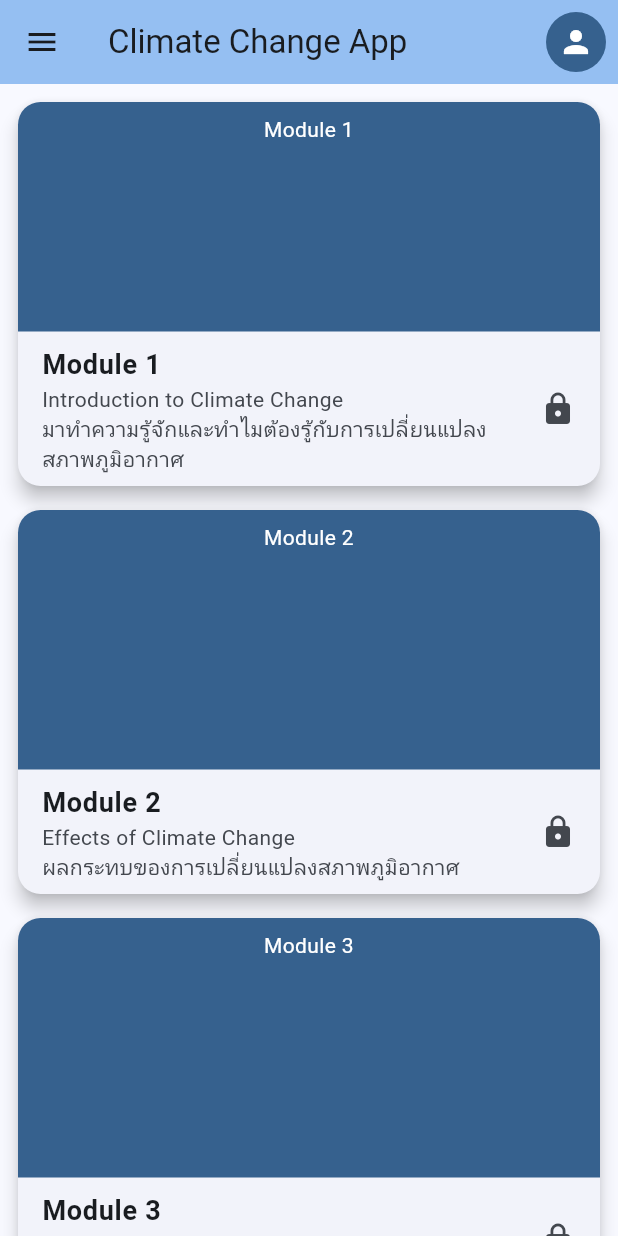
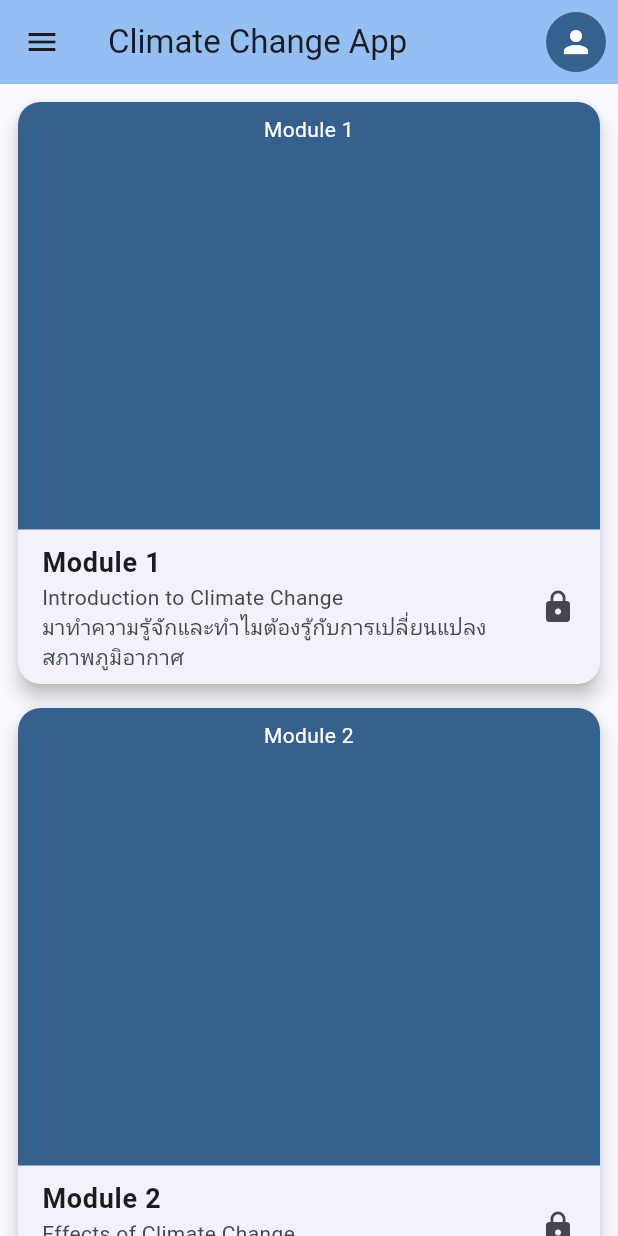
Before and after one commit to HugeKC01/flutter_studyclimatechange, a Flutter app: the screen it shows after launch, on a phone screen of 412 x 824 dp. Run offline on Flutter 3.47's test engine with Material 3 defaults, Android fonts, the phone set to English and light mode, and no system bars.

Commit message:
fix device navigation bar overlaps

```diff
--- a/lib/main.dart
+++ b/lib/main.dart
@@ -127,13 +127,14 @@ class _MyHomePageState extends State<MyHomePage> {
         ],
       ),
       drawer: buildDrawer(context),
-      body: GridView.builder(
+      body: SafeArea(
+        child: GridView.builder(
           padding: const EdgeInsets.all(8.0),
           gridDelegate: SliverGridDelegateWithFixedCrossAxisCount(
             crossAxisCount: MediaQuery.of(context).size.width < 600 ? 1 : 2, // 1 column on mobile, 2 on larger screens
             crossAxisSpacing: 8.0,
             mainAxisSpacing: 8.0,
-          childAspectRatio: 3 / 2, // Adjust the aspect ratio as needed
+            childAspectRatio: 1 / 1, // Adjust the aspect ratio as needed
           ),
           itemCount: 4, // Number of items (modules + post-test)
           itemBuilder: (context, index) {
@@ -243,6 +244,7 @@ class _MyHomePageState extends State<MyHomePage> {
             );
           },
         ),
+      ),
     );
   }
 }
--- a/lib/posttest/posttest.dart
+++ b/lib/posttest/posttest.dart
@@ -23,7 +23,7 @@ class QuizPageState extends State<PostTestScreen> {
     },
     {
       'questionText': 'สัตว์ชนิดใดที่มักอพยพไปอยู่ในที่ที่มีอุณหภูมิพอเหมาะเมื่อฤดูกาลเปลี่ยนไป?',
-      'answers': ['a) ช้าง', 'b) นก', 'c) แมว', ' d) ลิง'],
+      'answers': ['a) ช้าง', 'b) นก', 'c) แมว', 'd) ลิง'],
       'correctAnswer': 'a) ช้าง',
       'selectedAnswer': '',
     },
```
Lines whose indentation alone changed are shown as unchanged.
